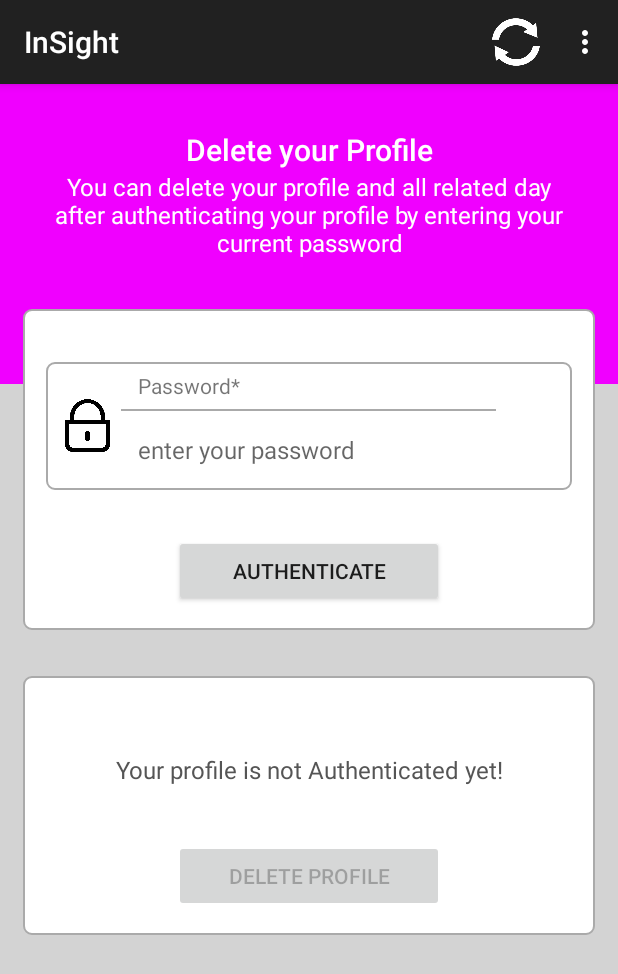
After one commit to Zolianul/InSight, an Android app: the DeleteAccountActivity screen opened directly, with no data from a screen before it, on a phone screen of 412 x 824 dp. The commit adds this screen. Shown: the top 974 px of the screen. Run offline under Robolectric (Android 15) with nearby library versions, the phone set to English and light mode, and no system bars; our stand-ins replace Firebase (no records; nobody signed in at launch, a user with empty details on screens opened directly).

Commit message:
account deletion functionality implemented and working

```diff
--- a/app/src/main/AndroidManifest.xml
+++ b/app/src/main/AndroidManifest.xml
@@ -16,6 +16,9 @@
         android:theme="@style/Theme.InSight"
         android:usesCleartextTraffic="true"
         tools:targetApi="31">
+        <activity
+            android:name=".DeleteAccountActivity"
+            android:exported="false" />
         <activity
             android:name=".ChangePassworgActivity"
             android:exported="false" />
--- a/app/src/main/java/com/example/insight/ChangePassworgActivity.java
+++ b/app/src/main/java/com/example/insight/ChangePassworgActivity.java
@@ -207,8 +207,8 @@ public class ChangePassworgActivity extends AppCompatActivity {
             startActivity(intent);
             finish();
         }else if( id==R.id.menu_deleteAcc){
-       /* Intent intent = new Intent(UpdateEmailActivity.this, DeleteAccountActivity.class);
-        startActivity(intent);*/
+       Intent intent = new Intent(ChangePassworgActivity.this, DeleteAccountActivity.class);
+        startActivity(intent);finish();
         }else if( id==R.id.menu_Logout){
             authProfile.signOut();
             Toast.makeText(ChangePassworgActivity.this, "Logged out",Toast.LENGTH_LONG).show();
--- a/app/src/main/java/com/example/insight/UpdateProfileActivity.java
+++ b/app/src/main/java/com/example/insight/UpdateProfileActivity.java
@@ -262,8 +262,10 @@ public class UpdateProfileActivity extends AppCompatActivity {
         Intent intent = new Intent(UpdateProfileActivity.this, ChangePassworgActivity.class);
         startActivity(intent);
         }else if( id==R.id.menu_deleteAcc){
-       /* Intent intent = new Intent(UpdateProfileActivity.this, DeleteAccountActivity.class);
-        startActivity(intent);*/
+       Intent intent = new Intent(UpdateProfileActivity.this, DeleteAccountActivity.class);
+        startActivity(intent);
+        finish();
+
         }else if( id==R.id.menu_Logout){
             authProfile.signOut();
             Toast.makeText(UpdateProfileActivity.this, "Logged out",Toast.LENGTH_LONG).show();
--- a/app/src/main/java/com/example/insight/UploadProfilePicActivity.java
+++ b/app/src/main/java/com/example/insight/UploadProfilePicActivity.java
@@ -78,7 +78,7 @@ public class UploadProfilePicActivity extends AppCompatActivity {
 
     private void UploadPic() {
         if(uriImage!=null){
-            StorageReference fileReference = storageReference.child(authProfile.getCurrentUser().getUid()+"."+getFileExtension(uriImage));
+            StorageReference fileReference = storageReference.child(authProfile.getCurrentUser().getUid()+"/displaypic."+getFileExtension(uriImage));
         //ulpoad to storage
 
             fileReference.putFile(uriImage).addOnSuccessListener(new OnSuccessListener<UploadTask.TaskSnapshot>() {
@@ -164,8 +164,8 @@ public class UploadProfilePicActivity extends AppCompatActivity {
         Intent intent = new Intent(UploadProfilePicActivity.this, ChangePassworgActivity.class);
         startActivity(intent);finish();
         }else if( id==R.id.menu_deleteAcc){
-       /* Intent intent = new Intent(UploadProfilePicActivity.this, DeleteAccountActivity.class);
-        startActivity(intent);*/
+       Intent intent = new Intent(UploadProfilePicActivity.this, DeleteAccountActivity.class);
+        startActivity(intent);finish();
         }else if( id==R.id.menu_Logout){
             authProfile.signOut();
             Toast.makeText(UploadProfilePicActivity.this, "Logged out",Toast.LENGTH_LONG).show();
--- a/app/src/main/java/com/example/insight/UserPageActivity.java
+++ b/app/src/main/java/com/example/insight/UserPageActivity.java
@@ -167,8 +167,8 @@ public class UserPageActivity extends AppCompatActivity {
         Intent intent = new Intent(UserPageActivity.this, ChangePassworgActivity.class);
         startActivity(intent);finish();
     }else if( id==R.id.menu_deleteAcc){
-       /* Intent intent = new Intent(UserPageActivity.this, DeleteAccountActivity.class);
-        startActivity(intent);*/
+        Intent intent = new Intent(UserPageActivity.this, DeleteAccountActivity.class);
+        startActivity(intent);finish();
     }else if( id==R.id.menu_Logout){
         authProfile.signOut();
         Toast.makeText(UserPageActivity.this, "Logged out",Toast.LENGTH_LONG).show();
--- /dev/null
+++ b/app/src/main/res/layout/activity_delete_account.xml
@@ -0,0 +1,164 @@
+<?xml version="1.0" encoding="utf-8"?>
+
+    <ScrollView xmlns:android="http://schemas.android.com/apk/res/android"
+        xmlns:tools="http://schemas.android.com/tools"
+        android:layout_width="match_parent"
+        android:layout_height="match_parent"
+        android:background="@color/light_gray"
+        android:orientation="vertical"
+        tools:context=".DeleteAccountActivity">
+
+        <LinearLayout
+            android:layout_width="match_parent"
+            android:layout_height="wrap_content"
+            android:orientation="vertical">
+
+            <LinearLayout
+                android:layout_width="match_parent"
+                android:layout_height="200dp"
+                android:orientation="vertical"
+                android:background="@color/purple_700">
+
+                <TextView
+                    android:id="@+id/textView_delete_user_head"
+                    android:layout_width="match_parent"
+                    android:layout_height="wrap_content"
+                    android:layout_marginTop="30dp"
+                    android:text="Delete your Profile"
+                    android:textAlignment="center"
+                    android:textColor="@color/white"
+                    android:textAppearance="@style/TextAppearance.AppCompat.Title" />
+
+                <TextView
+                    android:id="@+id/textView_delete_user_instruction"
+                    android:layout_width="match_parent"
+                    android:layout_height="wrap_content"
+                    android:layout_below="@id/textView_delete_user_head"
+                    android:text="You can delete your profile and all related day after authenticating your profile by entering your current password"
+                    android:textAlignment="center"
+                    android:layout_marginLeft="30dp"
+                    android:layout_marginRight="30dp"
+                    android:textColor="@color/white"
+                    android:textAppearance="@style/TextAppearance.AppCompat.Menu" />
+
+            </LinearLayout>
+
+            <RelativeLayout
+                android:layout_width="match_parent"
+                android:layout_height="wrap_content"
+                android:layout_marginBottom="15dp"
+                android:layout_marginRight="15dp"
+                android:layout_marginLeft="15dp"
+                android:layout_marginTop="-50dp"
+                android:background="@drawable/border"
+                android:padding="15dp">
+
+                <RelativeLayout
+                    android:id="@+id/RL_pwd"
+                    android:layout_width="match_parent"
+                    android:layout_height="wrap_content"
+                    android:layout_marginTop="20dp"
+                    android:background="@drawable/border">
+
+                    <ImageView
+                        android:id="@+id/imageViewPwd"
+                        android:layout_width="35dp"
+                        android:layout_height="35dp"
+                        android:layout_centerVertical="true"
+                        android:layout_marginLeft="10dp"
+                        android:layout_marginRight="10dp"
+                        android:src="@drawable/ic_pwd_bw" />
+
+                    <TextView
+                        android:id="@+id/textView_delete_user_pwd"
+                        android:layout_width="match_parent"
+                        android:layout_height="wrap_content"
+                        android:layout_toEndOf="@id/imageViewPwd"
+                        android:padding="6dp"
+                        android:text="Password*" />
+
+                    <View
+                        android:id="@+id/divider_pwd"
+                        android:layout_width="250dp"
+                        android:layout_height="1dp"
+                        android:layout_below="@id/textView_delete_user_pwd"
+                        android:layout_centerHorizontal="true"
+                        android:background="@android:color/darker_gray" />
+
+                    <EditText
+                        android:id="@+id/editText_delete_user_pwd"
+                        android:layout_width="match_parent"
+                        android:layout_height="wrap_content"
+                        android:layout_below="@id/textView_delete_user_pwd"
+                        android:layout_marginTop="10dp"
+                        android:layout_marginBottom="10dp"
+                        android:layout_toEndOf="@id/imageViewPwd"
+                        android:background="@android:color/transparent"
+                        android:hint="enter your password"
+                        android:inputType="textPassword"
+                        android:padding="6dp"
+
+                        android:textSize="16sp" />
+
+                    <ImageView
+                        android:id="@+id/imageView_show_hide_pwd"
+                        android:layout_width="33dp"
+                        android:layout_height="33dp"
+                        android:layout_below="@id/textView_delete_user_pwd"
+                        android:layout_alignParentEnd="true"
+                        android:layout_marginTop="10dp"
+                        android:layout_marginRight="10dp" />
+                </RelativeLayout>
+
+                <Button
+                    android:id="@+id/button_delete_user_authenticate"
+                    android:layout_width="180dp"
+                    android:layout_height="wrap_content"
+                    android:layout_below="@id/RL_pwd"
+                    android:layout_centerHorizontal="true"
+                    android:layout_marginTop="30dp"
+                    android:text="Authenticate" />
+
+                <ProgressBar
+                    android:id="@+id/progressBar"
+                    style="?android:attr/progressBarStyleLarge"
+                    android:layout_width="wrap_content"
+                    android:layout_height="wrap_content"
+                    android:layout_centerInParent="true"
+                    android:layout_centerHorizontal="true"
+                    android:elevation="10dp"
+                    android:visibility="gone" />
+
+            </RelativeLayout>
+
+            <RelativeLayout
+                android:layout_width="match_parent"
+                android:layout_height="match_parent"
+                android:layout_margin="15dp"
+                android:background="@drawable/border"
+                android:padding="15dp">
+
+                <TextView
+                    android:id="@+id/textView_delete_user_authenticated"
+                    android:layout_width="match_parent"
+                    android:layout_height="wrap_content"
+                    android:layout_marginTop="30dp"
+                    android:padding="6dp"
+                    android:text="Your profile is not Authenticated yet!"
+                    android:textAlignment="center"
+                    android:textColor="#555555"
+                    android:textSize="16sp" />
+
+                <Button
+                    android:id="@+id/button_delete_user"
+                    android:layout_width="180dp"
+                    android:layout_height="wrap_content"
+                    android:layout_below="@id/textView_delete_user_authenticated"
+                    android:layout_centerHorizontal="true"
+                    android:layout_marginTop="30dp"
+                    android:text="Delete Profile" />
+
+            </RelativeLayout>
+
+        </LinearLayout>
+    </ScrollView>
```
Also changed, not shown: app/src/main/java/com/example/insight/DeleteAccountActivity.java (added, +273 -0 lines), app/src/main/java/com/example/insight/UpdateEmailActivity.java (+7 -3 lines).
